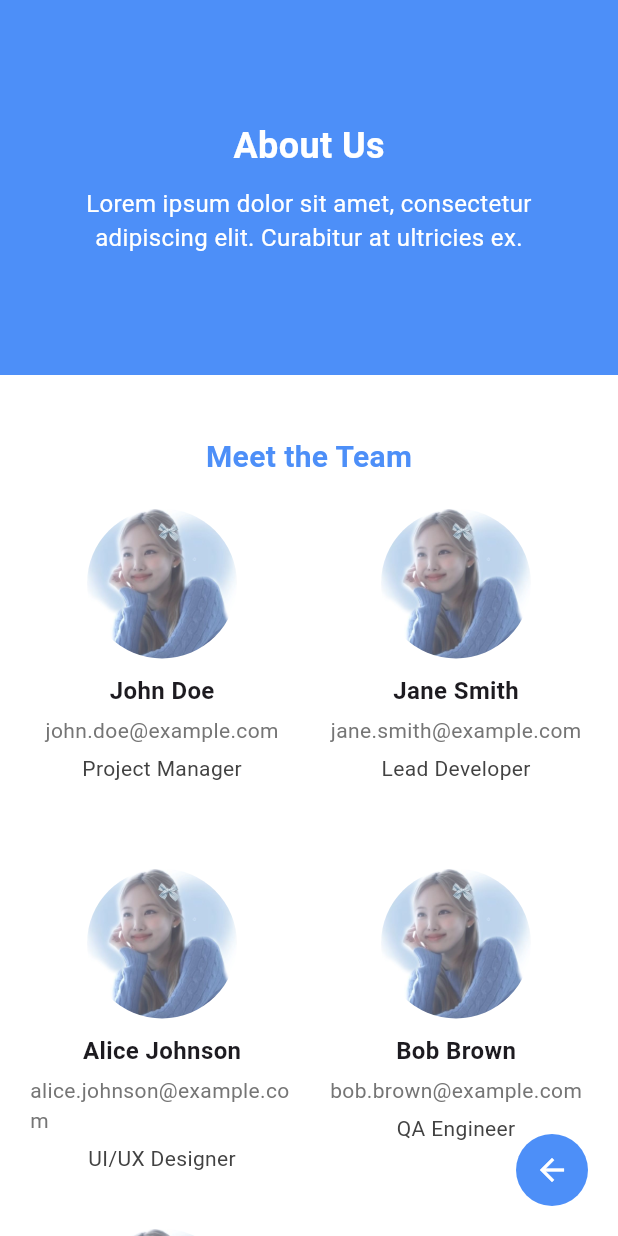
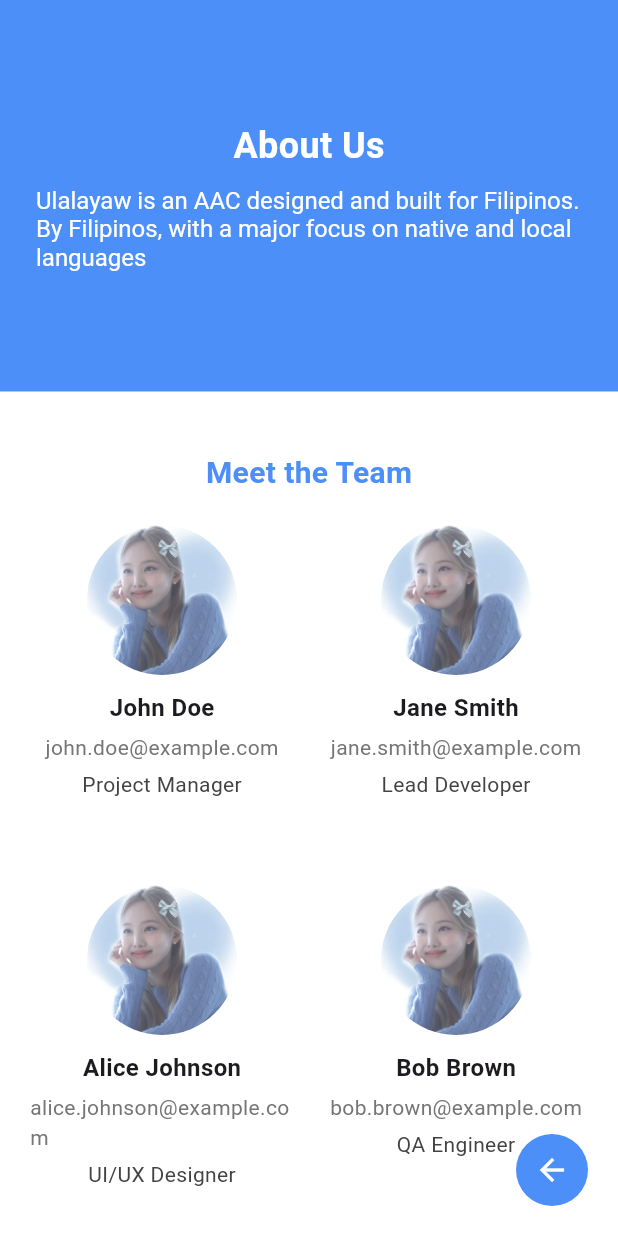
Before and after one commit to PatsyJoseph/cc206-aac_app, a Flutter app: the AboutPage screen opened directly, on a phone screen of 412 x 824 dp. Run offline on Flutter 3.47's test engine with Material 3 defaults, Android fonts, the phone set to English and light mode, and no system bars; drawn by our look-alikes of animated_text_kit; our stand-ins replace audioplayers, file_picker, image_picker, shared_preferences; accounts and stored records are empty.

Commit message:
Added animated text + dependences for About Page

```diff
--- a/lib/features/about_page.dart
+++ b/lib/features/about_page.dart
@@ -1,3 +1,4 @@
+import 'package:animated_text_kit/animated_text_kit.dart';
 import 'package:flutter/material.dart';
 
 void main() {
@@ -49,14 +50,25 @@ class AboutPage extends StatelessWidget {
                         SizedBox(height: 10),
                         Padding(
                           padding: const EdgeInsets.symmetric(horizontal: 24.0),
-                          child: Text(
-                            "Lorem ipsum dolor sit amet, consectetur adipiscing elit. Curabitur at ultricies ex.",
+                          child: DefaultTextStyle(
                             textAlign: TextAlign.center,
                             style: TextStyle(
                               fontSize: 16,
                               color: Colors.white,
                             ),
-                          ),
+                            child: AnimatedTextKit(
+                              repeatForever: true,
+                              isRepeatingAnimation: true,
+                              animatedTexts: [
+                                FadeAnimatedText(
+                                  'Ulalayaw is an AAC designed and built for Filipinos. By Filipinos, with a major focus on native and local languages',
+                                ),
+                                FadeAnimatedText(
+                                  'Ang Ulalayaw ay isang AAC app na inilikha ng Filipino para sa mga kapwa Filipino, na nakatingin sa ating sariling wika ',
+                                ),
+                              ]
+                              )
+                            )
                         ),
                       ],
                     ),
--- a/lib/features/main_page.dart
+++ b/lib/features/main_page.dart
@@ -7,6 +7,7 @@ import 'package:flutter/material.dart';
 import 'package:image_picker/image_picker.dart';
 import 'package:path_provider/path_provider.dart';
 import 'package:shared_preferences/shared_preferences.dart';
+import 'package:animated_text_kit/animated_text_kit.dart'; //added this one
 
 import 'about_page.dart';
 import 'tutorial_page.dart';
--- a/pubspec.yaml
+++ b/pubspec.yaml
@@ -16,6 +16,7 @@ dependencies:
   file_picker: ^8.1.2    # Add this for file selection support
   shared_preferences: ^2.0.15 # For storing persistent key-value pairs
   path_provider: ^2.0.11 # Access device file system paths
+  animated_text_kit: ^4.2.2 # for animating text
 
 dev_dependencies:
   flutter_test:
```
Also changed, not shown: pubspec.lock.
